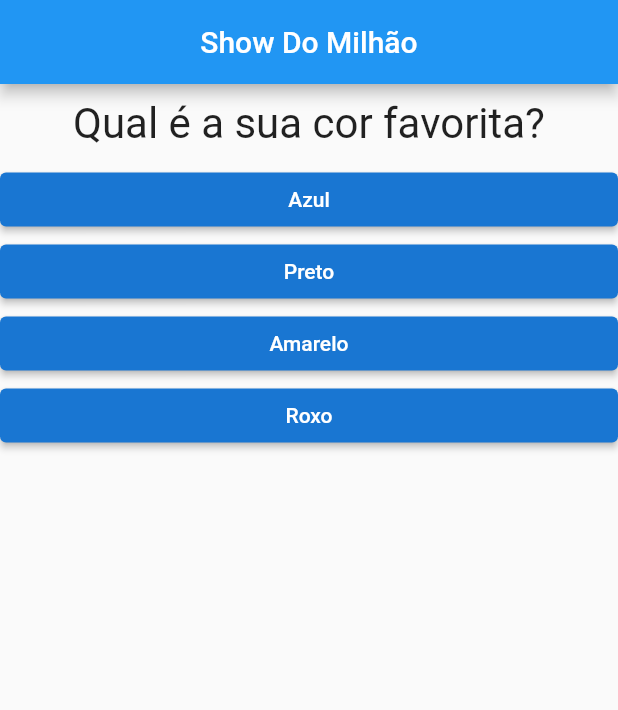
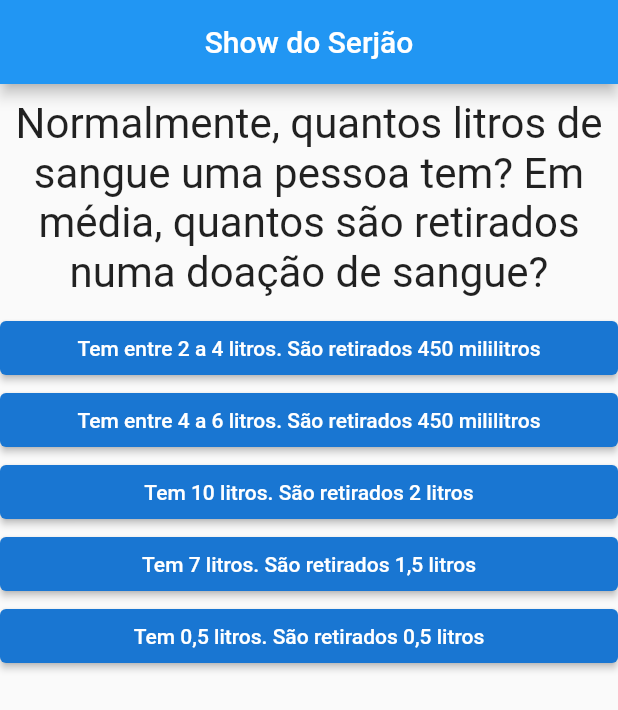
Before and after one commit to Sergioadjr/show_milhao, a Flutter app: the screen it shows after launch, on a phone screen of 412 x 824 dp. Shown: the top 710 px of the screen. Run offline on Flutter 3.47's test engine with Material 2 defaults, Android fonts, the phone set to English and light mode, and no system bars.

Commit message:
incremento de perguntas e refatoracao

```diff
--- /dev/null
+++ b/lib/components/dbPerguntas.dart
@@ -0,0 +1,275 @@
+class PerguntasDB {
+  static final List<Map<String, Object>> perguntas = [
+    {
+      'texto':
+          'Normalmente, quantos litros de sangue uma pessoa tem? Em média, quantos são retirados numa doação de sangue?',
+      'respostas': [
+        {
+          'texto': 'Tem entre 2 a 4 litros. São retirados 450 mililitros',
+          'pontuacao': 0
+        },
+        {
+          'texto': 'Tem entre 4 a 6 litros. São retirados 450 mililitros',
+          'pontuacao': 1
+        },
+        {'texto': 'Tem 10 litros. São retirados 2 litros', 'pontuacao': 0},
+        {'texto': 'Tem 7 litros. São retirados 1,5 litros', 'pontuacao': 0},
+        {'texto': 'Tem 0,5 litros. São retirados 0,5 litros', 'pontuacao': 0},
+      ],
+    },
+    {
+      'texto': 'De quem é a famosa frase “Penso, logo existo”?',
+      'respostas': [
+        {'texto': 'Platão', 'pontuacao': 0},
+        {'texto': 'Galileu Galilei', 'pontuacao': 0},
+        {'texto': 'Descartes', 'pontuacao': 1},
+        {'texto': 'Sócrates', 'pontuacao': 0},
+        {'texto': 'Francis Bacon', 'pontuacao': 0},
+      ],
+    },
+    {
+      'texto': 'De onde é a invenção do chuveiro elétrico?',
+      'respostas': [
+        {'texto': 'França', 'pontuacao': 0},
+        {'texto': 'Inglaterra', 'pontuacao': 0},
+        {'texto': 'Brasil', 'pontuacao': 1},
+        {'texto': 'Austrália', 'pontuacao': 0},
+        {'texto': 'Itália', 'pontuacao': 0},
+      ],
+    },
+    {
+      'texto': 'Quais o menor e o maior país do mundo?',
+      'respostas': [
+        {'texto': 'Vaticano e Rússia', 'pontuacao': 1},
+        {'texto': 'Nauru e China', 'pontuacao': 0},
+        {'texto': 'Mônaco e Canadá', 'pontuacao': 0},
+        {'texto': 'Malta e Estados Unidos', 'pontuacao': 0},
+        {'texto': 'São Marino e Índia', 'pontuacao': 0},
+      ],
+    },
+    {
+      'texto':
+          'Qual o nome do presidente do Brasil que ficou conhecido como Jango?',
+      'respostas': [
+        {'texto': 'Jânio Quadros', 'pontuacao': 0},
+        {'texto': 'Jacinto Anjos', 'pontuacao': 0},
+        {'texto': 'Getúlio Vargas', 'pontuacao': 0},
+        {'texto': 'João Figueiredo', 'pontuacao': 0},
+        {'texto': 'João Goulart', 'pontuacao': 1},
+      ],
+    },
+    {
+      'texto':
+          'Qual o grupo em que todas as palavras foram escritas corretamente?',
+      'respostas': [
+        {
+          'texto': 'Asterístico, beneficiente, meteorologia, entertido',
+          'pontuacao': 0
+        },
+        {
+          'texto': 'Asterisco, beneficente, meteorologia, entretido',
+          'pontuacao': 1
+        },
+        {
+          'texto': 'Asterisco, beneficente, metereologia, entretido',
+          'pontuacao': 0
+        },
+        {
+          'texto': 'Asterístico, beneficiente, metereologia, entretido',
+          'pontuacao': 0
+        },
+        {
+          'texto': 'Asterisco, beneficiente, metereologia, entretido',
+          'pontuacao': 0
+        },
+      ],
+    },
+    {
+      'texto': 'Qual o livro mais vendido no mundo a seguir à Bíblia?',
+      'respostas': [
+        {'texto': 'O Senhor dos Anéis', 'pontuacao': 0},
+        {'texto': 'Dom Quixote', 'pontuacao': 1},
+        {'texto': 'O Pequeno Príncipe', 'pontuacao': 0},
+        {'texto': 'Ela, a Feiticeira', 'pontuacao': 0},
+        {'texto': 'Um Conto de Duas Cidades', 'pontuacao': 0},
+      ],
+    },
+    {
+      'texto': 'Quantas casas decimais tem o número pi?',
+      'respostas': [
+        {'texto': 'Duas', 'pontuacao': 0},
+        {'texto': 'Centenas', 'pontuacao': 0},
+        {'texto': 'Infinitas', 'pontuacao': 1},
+        {'texto': 'Vinte', 'pontuacao': 0},
+        {'texto': 'Milhares', 'pontuacao': 0},
+      ],
+    },
+    {
+      'texto':
+          'Atualmente, quantos elementos químicos a tabela periódica possui?',
+      'respostas': [
+        {'texto': '113', 'pontuacao': 0},
+        {'texto': '109', 'pontuacao': 0},
+        {'texto': '108', 'pontuacao': 0},
+        {'texto': '118', 'pontuacao': 1},
+        {'texto': '92', 'pontuacao': 0},
+      ],
+    },
+    {
+      'texto':
+          'Quais os países que têm a maior e a menor expectativa de vida do mundo?',
+      'respostas': [
+        {'texto': 'Japão e Serra Leoa', 'pontuacao': 1},
+        {'texto': 'Austrália e Afeganistão', 'pontuacao': 0},
+        {'texto': 'Itália e Chade', 'pontuacao': 0},
+        {'texto': 'Brasil e Congo', 'pontuacao': 0},
+        {'texto': 'Estados Unidos e Angola', 'pontuacao': 0},
+      ],
+    },
+    {
+      'texto': 'O que a palavra legend significa em português?',
+      'respostas': [
+        {'texto': 'Legenda', 'pontuacao': 0},
+        {'texto': 'Conto', 'pontuacao': 0},
+        {'texto': 'História', 'pontuacao': 0},
+        {'texto': 'Lenda', 'pontuacao': 1},
+        {'texto': 'Legendário', 'pontuacao': 0},
+      ],
+    },
+    {
+      'texto':
+          'Qual o número mínimo de jogadores em cada time numa partida de futebol?',
+      'respostas': [
+        {'texto': '8', 'pontuacao': 0},
+        {'texto': '10', 'pontuacao': 0},
+        {'texto': '9', 'pontuacao': 0},
+        {'texto': '5', 'pontuacao': 0},
+        {'texto': '7', 'pontuacao': 1},
+      ],
+    },
+    {
+      'texto': 'Quais os principais autores do Barroco no Brasil?',
+      'respostas': [
+        {
+          'texto':
+              'Gregório de Matos, Bento Teixeira e Manuel Botelho de Oliveira',
+          'pontuacao': 1
+        },
+        {
+          'texto': 'Miguel de Cervantes, Gregório de Matos e Danthe Alighieri',
+          'pontuacao': 0
+        },
+        {
+          'texto':
+              'Padre Antônio Vieira, Padre Manuel de Melo e Gregório de Matos',
+          'pontuacao': 0
+        },
+        {
+          'texto': 'Castro Alves, Bento Teixeira e Manuel Botelho de Oliveira',
+          'pontuacao': 0
+        },
+        {
+          'texto': 'Álvares de Azevedo, Gregório de Matos e Bento Teixeira',
+          'pontuacao': 0
+        },
+      ],
+    },
+    {
+      'texto': 'Quais as duas datas que são comemoradas em novembro?',
+      'respostas': [
+        {'texto': 'Independência do Brasil e Dia da Bandeira', 'pontuacao': 0},
+        {
+          'texto':
+              'Proclamação da República e Dia Nacional da Consciência Negra',
+          'pontuacao': 1
+        },
+        {'texto': 'Dia do Médico e Dia de São Lucas', 'pontuacao': 0},
+        {'texto': 'Dia de Finados e Dia Nacional do Livro', 'pontuacao': 0},
+        {'texto': 'Black Friday e Dia da Árvore', 'pontuacao': 0},
+      ],
+    },
+    {
+      'texto': 'Quem pintou "Guernica"?',
+      'respostas': [
+        {'texto': 'Paul Cézanne', 'pontuacao': 0},
+        {'texto': 'Pablo Picasso', 'pontuacao': 1},
+        {'texto': 'Diego Rivera', 'pontuacao': 0},
+        {'texto': 'Tarsila do Amaral', 'pontuacao': 0},
+        {'texto': 'Salvador Dalí', 'pontuacao': 0},
+      ],
+    },
+    {
+      'texto': 'Quanto tempo a luz do Sol demora para chegar à Terra?',
+      'respostas': [
+        {'texto': '12 minutos', 'pontuacao': 0},
+        {'texto': '1 dia', 'pontuacao': 0},
+        {'texto': '12 horas', 'pontuacao': 0},
+        {'texto': '8 minutos', 'pontuacao': 1},
+        {'texto': '12 segundos', 'pontuacao': 0},
+      ],
+    },
+    {
+      'texto':
+          'Qual a tradução da frase “Fabiano cogió su saco antes de salir”?',
+      'respostas': [
+        {'texto': 'Fabiano coseu seu paletó antes de sair', 'pontuacao': 0},
+        {'texto': 'Fabiano fechou o saco antes de sair', 'pontuacao': 0},
+        {'texto': 'Fabiano pegou seu paletó antes de sair', 'pontuacao': 1},
+        {'texto': 'Fabiano cortou o saco antes de cair', 'pontuacao': 0},
+        {'texto': 'Fabiano rasgou seu paletó antes de cair', 'pontuacao': 0},
+      ],
+    },
+    {
+      'texto': 'Qual a nacionalidade de Che Guevara?',
+      'respostas': [
+        {'texto': 'Cubana', 'pontuacao': 0},
+        {'texto': 'Peruana', 'pontuacao': 0},
+        {'texto': 'Panamenha', 'pontuacao': 0},
+        {'texto': 'Boliviana', 'pontuacao': 0},
+        {'texto': 'Argentina', 'pontuacao': 1},
+      ],
+    },
+    {
+      'texto':
+          'Quais são os três predadores do reino animal reconhecidos pela habilidade de caçar em grupo, se camuflar para surpreender as presas e possuir sentidos apurados, respectivamente:',
+      'respostas': [
+        {'texto': 'Tubarão branco, crocodilo e sucuri', 'pontuacao': 0},
+        {'texto': 'Tigre, gavião e orca', 'pontuacao': 0},
+        {'texto': 'Hiena, urso branco e lobo cinzento', 'pontuacao': 1},
+        {'texto': 'Orca, onça e tarântula', 'pontuacao': 0},
+        {'texto': 'Leão, tubarão branco e urso cinzento', 'pontuacao': 0},
+      ],
+    },
+    {
+      'texto': 'Qual a altura da rede de vôlei nos jogos masculino e feminino?',
+      'respostas': [
+        {'texto': '2,4 para ambos', 'pontuacao': 0},
+        {'texto': '2,5 m e 2,0 m', 'pontuacao': 0},
+        {'texto': '1,8 m e 1,5 m', 'pontuacao': 0},
+        {'texto': '2,45 m e 2,15 m', 'pontuacao': 0},
+        {'texto': '2,43 m e 2,24 m', 'pontuacao': 1},
+      ],
+    },
+    {
+      'texto':
+          'Qual personagem folclórico costuma ser agradado pelos caçadores com a oferta de fumo?',
+      'respostas': [
+        {'texto': 'Caipora', 'pontuacao': 1},
+        {'texto': 'Saci', 'pontuacao': 0},
+        {'texto': 'Lobisomem', 'pontuacao': 0},
+        {'texto': 'Boitatá', 'pontuacao': 0},
+        {'texto': 'Negrinho do Pastoreio', 'pontuacao': 0},
+      ],
+    },
+    {
+      'texto': 'Qual a montanha mais alta do Brasil?',
+      'respostas': [
+        {'texto': 'Pico da Neblina', 'pontuacao': 1},
+        {'texto': 'Pico Paraná', 'pontuacao': 0},
+        {'texto': 'Monte Roraima', 'pontuacao': 0},
+        {'texto': 'Pico Maior de Friburgo', 'pontuacao': 0},
+        {'texto': 'Pico da Bandeira', 'pontuacao': 0},
+      ],
+    },
+  ];
+}
--- a/lib/components/resultado.dart
+++ b/lib/components/resultado.dart
@@ -7,12 +7,16 @@ class Resultado extends StatelessWidget {
   Resultado(this.pontuacao, this.reiniciarQuestionario);
 
   String? get fraseDoResultado {
-    if (pontuacao <= 1) {
-      return "Poxa";
-    } else if (pontuacao <= 5) {
-      return "Quase";
+    if (pontuacao <= 5) {
+      return "Infelizmente você acertou apenas $pontuacao questão/õe(s)";
     } else if (pontuacao <= 10) {
-      return "Brabao";
+      return "Está melhorando, você acertou $pontuacao questões";
+    } else if (pontuacao <= 15) {
+      return "Vamos lá, você consegue, você acertou $pontuacao questões";
+    } else if (pontuacao <= 21) {
+      return "Muito bom, você acertou $pontuacao questões" ;
+    } else if (pontuacao == 22) {
+      return "Parabéns, você acertou $pontuacao questões" ;
     }
   }
 
@@ -23,7 +27,7 @@ class Resultado extends StatelessWidget {
       children: [
         Center(
           child: Text(
-            fraseDoResultado.toString(),
+            fraseDoResultado!,
             style: TextStyle(fontSize: 32),
           ),
         ),
--- a/lib/main.dart
+++ b/lib/main.dart
@@ -1,6 +1,7 @@
 import 'package:flutter/material.dart';
 import 'components/questionario.dart';
 import 'components/resultado.dart';
+import 'components/dbPerguntas.dart';
 
 main() {
   runApp(new PerguntaApp());
@@ -9,34 +10,20 @@ main() {
 class _PerguntaAppState extends State<PerguntaApp> {
   var _perguntaSelecionada = 0;
   var _pontuacaoTotal = 0;
+  var _mostrarResultado = false;
 
 // List<Map<String, Object>> _perguntas
-  final _perguntas = const [
-    {
-      'texto': 'Qual é a sua cor favorita?',
-      'respostas': [
-        {'texto': 'Azul', 'pontuacao': 1},
-        {'texto': 'Preto', 'pontuacao': 0},
-        {'texto': 'Amarelo', 'pontuacao': 0},
-        {'texto': 'Roxo', 'pontuacao': 0},
-      ],
-    },
-    {
-      'texto': 'Qual é o seu animal  favorito?',
-      'respostas': [
-        {'texto': 'Macaco', 'pontuacao': 1},
-        {'texto': 'Baleia', 'pontuacao': 0},
-        {'texto': 'Elefante', 'pontuacao': 0},
-        {'texto': 'Avestruz', 'pontuacao': 0},
-      ],
-    },
-  ];
+  final _perguntas = PerguntasDB.perguntas;
 
   void _responder(int pontuacao) {
     if (temPerguntaSelecionada) {
       setState(() {
         _perguntaSelecionada++;
         _pontuacaoTotal += pontuacao;
+
+        if (pontuacao == 0) {
+          _mostrarResultado = true;
+        }
       });
     }
   }
@@ -45,6 +32,7 @@ class _PerguntaAppState extends State<PerguntaApp> {
     setState(() {
       _perguntaSelecionada = 0;
       _pontuacaoTotal = 0;
+      _mostrarResultado = false;
     });
   }
 
@@ -55,17 +43,23 @@ class _PerguntaAppState extends State<PerguntaApp> {
   @override
   Widget build(BuildContext context) {
     return MaterialApp(
+      debugShowCheckedModeBanner: false,
       home: Scaffold(
         appBar: AppBar(
-          title: Center(child: Text('Show Do Milhão')),
+          title: Center(child: Text('Show do Serjão')),
         ),
-        body: temPerguntaSelecionada
-            ? Questionario(
-                perguntas: _perguntas,
-                perguntaSelecionada: _perguntaSelecionada,
-                quandoResponder: _responder,
-              )
-            : Resultado(_pontuacaoTotal, _reiniciarQuestionario),
+        body: _mostrarResultado
+            ? Resultado(_pontuacaoTotal, _reiniciarQuestionario)
+            : temPerguntaSelecionada
+                ? Questionario(
+                    perguntas: _perguntas,
+                    perguntaSelecionada: _perguntaSelecionada,
+                    quandoResponder: _responder,
+                  )
+                : Resultado(
+                    _pontuacaoTotal,
+                    _reiniciarQuestionario,
+                  ),
       ),
     );
   }
```
